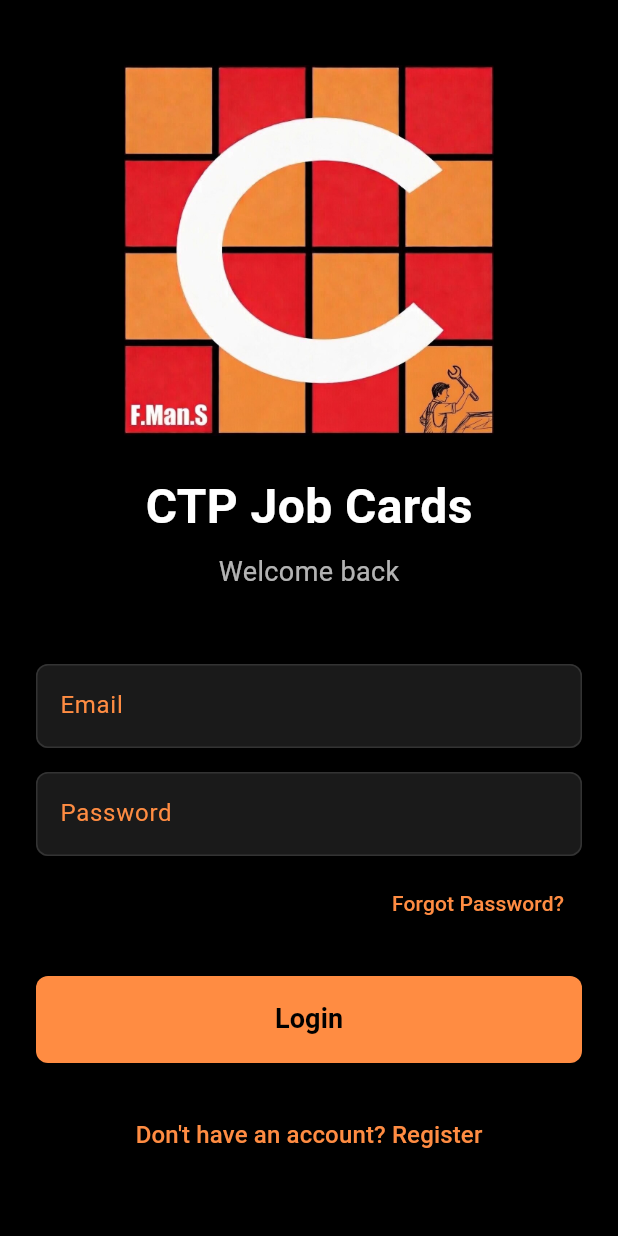
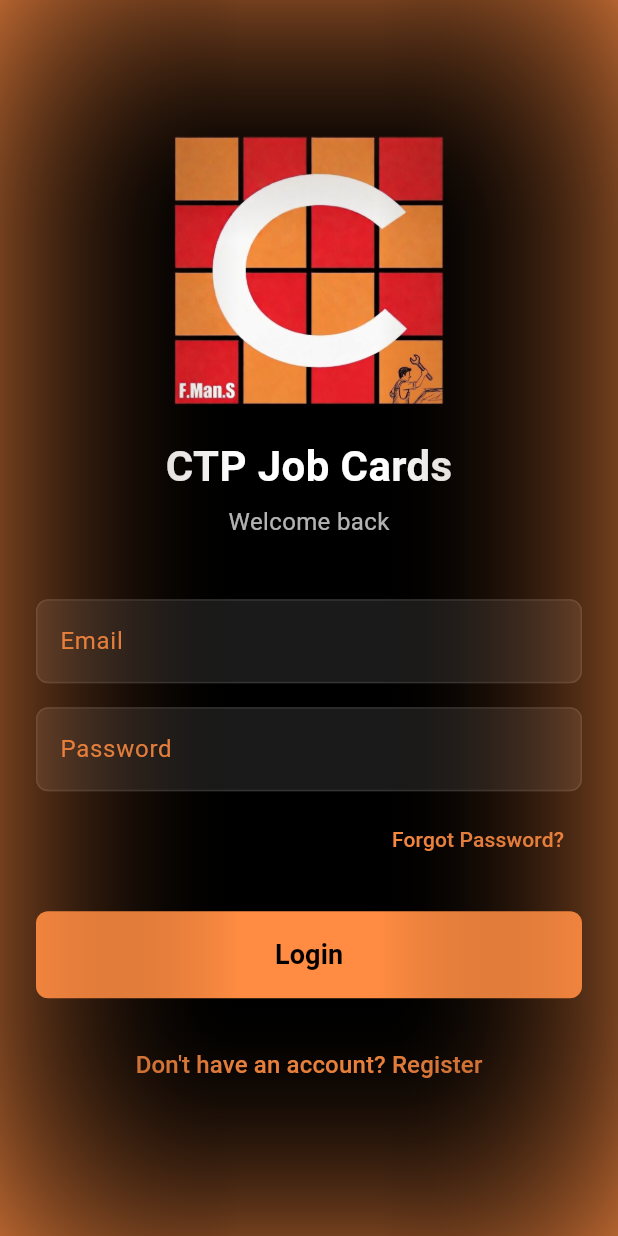
Before and after one commit to Treg-hub/CTPJob_Cards, a Flutter app: the screen it shows after launch, on a phone screen of 412 x 824 dp. Run offline on Flutter 3.47's test engine with Material 3 defaults, Android fonts, the phone set to English and light mode, and no system bars; our stand-ins replace audioplayers, cached_network_image, cloud_firestore, cloud_functions, connectivity_plus, csv and 22 more; missing offline and left inert: android_intent_plus, workmanager; accounts and stored records are empty.

Commit message:
feat(ui): login redesign, home screen improvements, and assign unselect fix
Login: two-panel layout (dark left + orange divider + form right),
responsive 800px breakpoint, perimeter glow, removed tagline.

Home: status-split columns (Open/In Progress) sorted by lastUpdatedAt,
dynamic AppBar gradient (orange→green on site, orange→red off site),
ON SITE pill chip in AppBar actions, ON SITE banner hidden on web,
Quick Actions restored to Create Job / View Jobs / Daily Review cards.

Job card assign dialog: allow saving with empty selection so managers
can fully unassign a job via Clear All + Assign.

Co-Authored-By: Claude Sonnet 4.6 <noreply@anthropic.com>

```diff
--- a/lib/screens/job_card_detail_screen.dart
+++ b/lib/screens/job_card_detail_screen.dart
@@ -185,7 +185,7 @@ class _JobCardDetailScreenState extends State<JobCardDetailScreen> with TickerPr
                       const SizedBox(width: 12),
                       Expanded(
                         child: ElevatedButton(
-                          onPressed: selectedClockNos.isEmpty || isSaving
+                          onPressed: isSaving
                               ? null
                               : () async {
                                   setDialogState(() => isSaving = true);
@@ -796,7 +796,7 @@ class _JobCardDetailScreenState extends State<JobCardDetailScreen> with TickerPr
         ScaffoldMessenger.of(context).showSnackBar(const SnackBar(content: Text('✅ Photo uploaded successfully'), backgroundColor: Colors.green));
       }
     } catch (e, st) {
-      FirebaseCrashlytics.instance.recordError(
+      if (!kIsWeb) FirebaseCrashlytics.instance.recordError(
         e,
         st,
         reason: 'photo_upload_failed',
@@ -843,7 +843,7 @@ class _JobCardDetailScreenState extends State<JobCardDetailScreen> with TickerPr
       });
       messenger.showSnackBar(const SnackBar(content: Text('Photo deleted')));
     } catch (e, st) {
-      FirebaseCrashlytics.instance.recordError(e, st, reason: 'photo_delete_failed', information: ['jobId:$jobId']);
+      if (!kIsWeb) FirebaseCrashlytics.instance.recordError(e, st, reason: 'photo_delete_failed', information: ['jobId:$jobId']);
       messenger.showSnackBar(SnackBar(content: Text('Error deleting photo: $e'), backgroundColor: Colors.red));
     }
   }
--- a/lib/screens/login_screen.dart
+++ b/lib/screens/login_screen.dart
@@ -93,7 +93,7 @@ class _LoginScreenState extends State<LoginScreen> {
       await prefs.setString('loggedInClockNo', employee.clockNo);
       currentEmployee = employee;
 
-      await FirebaseCrashlytics.instance.setUserIdentifier(employee.clockNo);
+      if (!kIsWeb) await FirebaseCrashlytics.instance.setUserIdentifier(employee.clockNo);
 
       if (!kIsWeb) {
         try {
@@ -200,7 +200,7 @@ class _LoginScreenState extends State<LoginScreen> {
         default:
           msg = e.message ?? 'Failed to send reset email';
       }
-      FirebaseCrashlytics.instance.recordError(
+      if (!kIsWeb) FirebaseCrashlytics.instance.recordError(
         e,
         st,
         reason: 'password_reset_failed',
@@ -210,7 +210,7 @@ class _LoginScreenState extends State<LoginScreen> {
         ScaffoldMessenger.of(context).showSnackBar(SnackBar(content: Text(msg), backgroundColor: Colors.red));
       }
     } catch (e, st) {
-      FirebaseCrashlytics.instance.recordError(e, st, reason: 'password_reset_failed');
+      if (!kIsWeb) FirebaseCrashlytics.instance.recordError(e, st, reason: 'password_reset_failed');
       if (mounted) {
         ScaffoldMessenger.of(context).showSnackBar(
           SnackBar(content: Text('Error: $e'), backgroundColor: Colors.red),
@@ -223,66 +223,156 @@ class _LoginScreenState extends State<LoginScreen> {
 
   @override
   Widget build(BuildContext context) {
-    final screenWidth = MediaQuery.of(context).size.width;
+    final colorScheme = Theme.of(context).colorScheme;
+    return Scaffold(
+      body: Stack(
+        fit: StackFit.expand,
+        children: [
+          LayoutBuilder(
+            builder: (context, constraints) {
+              if (constraints.maxWidth >= 800) {
+                return _buildWideLayout(colorScheme);
+              }
+              return _buildNarrowLayout(colorScheme);
+            },
+          ),
+          IgnorePointer(child: _buildPerimeterGlow()),
+        ],
+      ),
+    );
+  }
 
-    final colorScheme = Theme.of(context).colorScheme;
+  Widget _buildPerimeterGlow() {
+    const glow = Color(0xFFFF8C42);
+    const extent = 160.0;
+    const opacity = 0.45;
+    gradient(Alignment from, Alignment to) => BoxDecoration(
+          gradient: LinearGradient(
+            begin: from,
+            end: to,
+            colors: [glow.withValues(alpha: opacity), Colors.transparent],
+          ),
+        );
+    return Stack(
+      fit: StackFit.expand,
+      children: [
+        Positioned(top: 0, left: 0, right: 0, height: extent,
+            child: DecoratedBox(decoration: gradient(Alignment.topCenter, Alignment.bottomCenter))),
+        Positioned(bottom: 0, left: 0, right: 0, height: extent,
+            child: DecoratedBox(decoration: gradient(Alignment.bottomCenter, Alignment.topCenter))),
+        Positioned(top: 0, bottom: 0, left: 0, width: extent,
+            child: DecoratedBox(decoration: gradient(Alignment.centerLeft, Alignment.centerRight))),
+        Positioned(top: 0, bottom: 0, right: 0, width: extent,
+            child: DecoratedBox(decoration: gradient(Alignment.centerRight, Alignment.centerLeft))),
+      ],
+    );
+  }
 
-    return Scaffold(
-      body: Center(
+  Widget _buildWideLayout(ColorScheme colorScheme) {
+    return Row(
+      children: [
+        // Left branding panel
+        Expanded(
+          child: Container(
+            color: const Color(0xFF1A1A1A),
+            child: Center(
+              child: Padding(
+                padding: const EdgeInsets.all(48),
+                child: Column(
+                  mainAxisSize: MainAxisSize.min,
+                  children: [
+                    Image.asset('assets/images/logo.png', width: 260, fit: BoxFit.contain),
+                    const SizedBox(height: 32),
+                    const Text(
+                      'CTP Job Cards',
+                      style: TextStyle(fontSize: 34, fontWeight: FontWeight.bold, color: Colors.white),
+                    ),
+                  ],
+                ),
+              ),
+            ),
+          ),
+        ),
+        // Orange accent divider
+        Container(width: 4, color: const Color(0xFFFF8C42)),
+        // Right login panel
+        Expanded(
+          child: Center(
+            child: SingleChildScrollView(
+              padding: const EdgeInsets.symmetric(horizontal: 48, vertical: 40),
+              child: ConstrainedBox(
+                constraints: const BoxConstraints(maxWidth: 400),
+                child: Column(
+                  crossAxisAlignment: CrossAxisAlignment.stretch,
+                  children: [
+                    Text(
+                      'Welcome back',
+                      style: TextStyle(fontSize: 28, fontWeight: FontWeight.bold, color: colorScheme.onSurface),
+                    ),
+                    const SizedBox(height: 6),
+                    Text(
+                      'Sign in to your account',
+                      style: TextStyle(fontSize: 15, color: colorScheme.onSurfaceVariant),
+                    ),
+                    const SizedBox(height: 40),
+                    _buildFormFields(colorScheme),
+                  ],
+                ),
+              ),
+            ),
+          ),
+        ),
+      ],
+    );
+  }
+
+  Widget _buildNarrowLayout(ColorScheme colorScheme) {
+    return Center(
       child: SingleChildScrollView(
         padding: const EdgeInsets.all(24),
         child: Column(
           mainAxisAlignment: MainAxisAlignment.center,
           children: [
-              SizedBox(
-                width: screenWidth * 0.6,
-                child: Image.asset('assets/images/logo.png', fit: BoxFit.contain),
+            Image.asset('assets/images/logo.png', width: 180, fit: BoxFit.contain),
+            const SizedBox(height: 20),
+            Text('CTP Job Cards', style: TextStyle(fontSize: 28, fontWeight: FontWeight.bold, color: colorScheme.onSurface)),
+            const SizedBox(height: 6),
+            Text('Welcome back', style: TextStyle(fontSize: 16, color: colorScheme.onSurfaceVariant)),
+            const SizedBox(height: 40),
+            _buildFormFields(colorScheme),
+          ],
         ),
-              const SizedBox(height: 24),
-              Text('CTP Job Cards', style: TextStyle(fontSize: 32, fontWeight: FontWeight.bold, color: colorScheme.onSurface)),
-              const SizedBox(height: 8),
-              Text('Welcome back', style: TextStyle(fontSize: 18, color: colorScheme.onSurfaceVariant)),
-              const SizedBox(height: 48),
+      ),
+    );
+  }
 
+  Widget _buildFormFields(ColorScheme colorScheme) {
+    return Column(
+      crossAxisAlignment: CrossAxisAlignment.stretch,
+      children: [
         TextField(
           controller: _emailController,
           keyboardType: TextInputType.emailAddress,
-                decoration: const InputDecoration(
-                  labelText: 'Email',
-                ),
+          decoration: const InputDecoration(labelText: 'Email'),
         ),
         const SizedBox(height: 16),
-
         TextField(
           controller: _passwordController,
           obscureText: true,
-                decoration: const InputDecoration(
-                  labelText: 'Password',
-                ),
+          decoration: const InputDecoration(labelText: 'Password'),
         ),
         const SizedBox(height: 8),
-
         Align(
           alignment: Alignment.centerRight,
           child: TextButton(
             onPressed: _isForgotPasswordLoading ? null : _forgotPassword,
             child: _isForgotPasswordLoading
-                      ? const SizedBox(
-                          height: 14,
-                          width: 14,
-                          child: CircularProgressIndicator(strokeWidth: 2, color: Color(0xFFFF8C42)),
-                        )
-                      : const Text(
-                          'Forgot Password?',
-                          style: TextStyle(color: Color(0xFFFF8C42), fontSize: 14),
-                        ),
+                ? const SizedBox(height: 14, width: 14, child: CircularProgressIndicator(strokeWidth: 2, color: Color(0xFFFF8C42)))
+                : const Text('Forgot Password?', style: TextStyle(color: Color(0xFFFF8C42), fontSize: 14)),
           ),
         ),
         const SizedBox(height: 24),
-
-              SizedBox(
-                width: double.infinity,
-                child: ElevatedButton(
+        ElevatedButton(
           onPressed: _isLoading ? null : _login,
           style: ElevatedButton.styleFrom(
             backgroundColor: const Color(0xFFFF8C42),
@@ -293,22 +383,12 @@ class _LoginScreenState extends State<LoginScreen> {
               ? const SizedBox(height: 20, width: 20, child: CircularProgressIndicator(strokeWidth: 2, color: Colors.black))
               : const Text('Login', style: TextStyle(fontSize: 18, fontWeight: FontWeight.bold, color: Colors.black)),
         ),
-              ),
-              const SizedBox(height: 24),
-
+        const SizedBox(height: 20),
         TextButton(
-                onPressed: () {
-                  Navigator.push(context, MaterialPageRoute(builder: (_) => const RegistrationScreen()));
-                },
-                child: const Text(
-                  "Don't have an account? Register",
-                  style: TextStyle(color: Color(0xFFFF8C42), fontSize: 16),
-                ),
+          onPressed: () => Navigator.push(context, MaterialPageRoute(builder: (_) => const RegistrationScreen())),
+          child: const Text("Don't have an account? Register", style: TextStyle(color: Color(0xFFFF8C42), fontSize: 16)),
         ),
       ],
-          ),
-        ),
-      ),
     );
   }
 }
```
Also changed, not shown: lib/screens/home_screen.dart (+93 -86 lines), 1 other file. Lines whose indentation alone changed are shown as unchanged.
